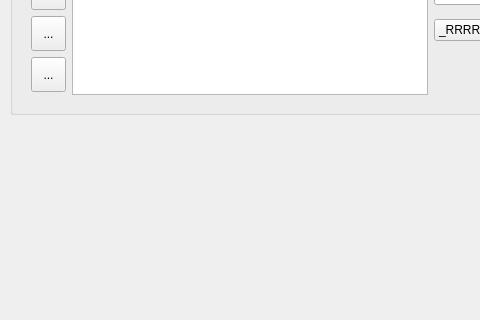
Above: Fotosy/mainwindow.ui from gorecrob/fotosywqt before the change; both pictures show x 0 to 480 and y 93 to 413 of the 823 by 761 pixel window. Below: the same form after it.
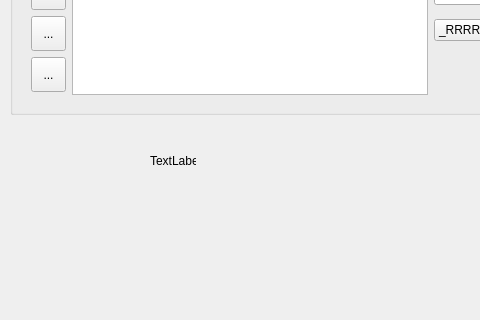
That is the form after the change.

The edit to the form file:
```diff
--- a/Fotosy/mainwindow.ui
+++ b/Fotosy/mainwindow.ui
@@ -237,6 +237,19 @@
      </item>
     </layout>
    </widget>
+   <widget class="QLabel" name="label_4">
+    <property name="geometry">
+     <rect>
+      <x>150</x>
+      <y>230</y>
+      <width>46</width>
+      <height>13</height>
+     </rect>
+    </property>
+    <property name="text">
+     <string>TextLabel</string>
+    </property>
+   </widget>
   </widget>
   <widget class="QMenuBar" name="menuBar">
    <property name="geometry">
```
Left out of the diff: 2 changed lines with no effect on the pictures.
